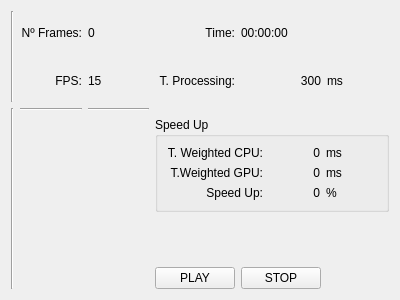
First picture: the form in Implementation/src/view/gui/widgets/BenchmarkingWidget.ui, repository eBabiano/TegraK1_Performance, before the edit.
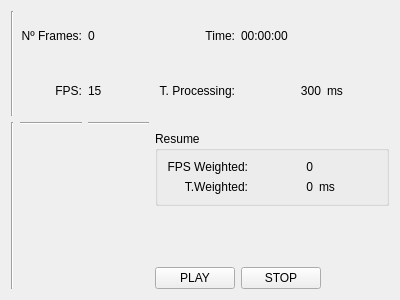
Second picture: the form after the edit.

```diff
--- a/Implementation/src/view/gui/widgets/BenchmarkingWidget.ui
+++ b/Implementation/src/view/gui/widgets/BenchmarkingWidget.ui
@@ -137,7 +137,7 @@
    <item row="3" column="3" colspan="3">
     <widget class="QGroupBox" name="speedUpGroupBox">
      <property name="title">
-      <string>Speed Up</string>
+      <string>Resume</string>
      </property>
      <property name="flat">
       <bool>true</bool>
@@ -153,65 +153,31 @@
         </property>
        </widget>
       </item>
-      <item row="0" column="1">
-       <widget class="QLabel" name="tpWeightedCPU">
-        <property name="text">
-         <string>0</string>
-        </property>
-        <property name="alignment">
-         <set>Qt::AlignRight|Qt::AlignTrailing|Qt::AlignVCenter</set>
-        </property>
-       </widget>
-      </item>
-      <item row="0" column="2">
-       <widget class="QLabel" name="ms">
-        <property name="text">
-         <string>ms</string>
-        </property>
-       </widget>
-      </item>
-      <item row="1" column="2">
-       <widget class="QLabel" name="ms2_2">
-        <property name="text">
-         <string>ms</string>
-        </property>
-       </widget>
-      </item>
-      <item row="0" column="0">
-       <widget class="QLabel" name="tpWeightedCPULabel">
-        <property name="text">
-         <string>T. Weighted CPU:</string>
-        </property>
-        <property name="alignment">
-         <set>Qt::AlignRight|Qt::AlignTrailing|Qt::AlignVCenter</set>
-        </property>
-       </widget>
-      </item>
       <item row="1" column="0">
        <widget class="QLabel" name="tpWeightedGPULabel">
         <property name="layoutDirection">
          <enum>Qt::RightToLeft</enum>
         </property>
         <property name="text">
-         <string>T.Weighted GPU:</string>
+         <string>T.Weighted:</string>
         </property>
         <property name="alignment">
          <set>Qt::AlignRight|Qt::AlignTrailing|Qt::AlignVCenter</set>
         </property>
        </widget>
       </item>
-      <item row="2" column="0">
-       <widget class="QLabel" name="label">
+      <item row="0" column="0">
+       <widget class="QLabel" name="fpsLabel_2">
         <property name="text">
-         <string>Speed Up:</string>
+         <string>FPS Weighted:</string>
         </property>
         <property name="alignment">
          <set>Qt::AlignRight|Qt::AlignTrailing|Qt::AlignVCenter</set>
         </property>
        </widget>
       </item>
-      <item row="2" column="1">
-       <widget class="QLabel" name="label_2">
+      <item row="0" column="1">
+       <widget class="QLabel" name="fpsWeighted">
         <property name="text">
          <string>0</string>
         </property>
@@ -220,10 +186,10 @@
         </property>
        </widget>
       </item>
-      <item row="2" column="2">
-       <widget class="QLabel" name="label_3">
+      <item row="1" column="2">
+       <widget class="QLabel" name="ms2_2">
         <property name="text">
-         <string>%</string>
+         <string>ms</string>
         </property>
        </widget>
       </item>
```
Left out of the diff: 4 changed lines with no effect on the pictures.
